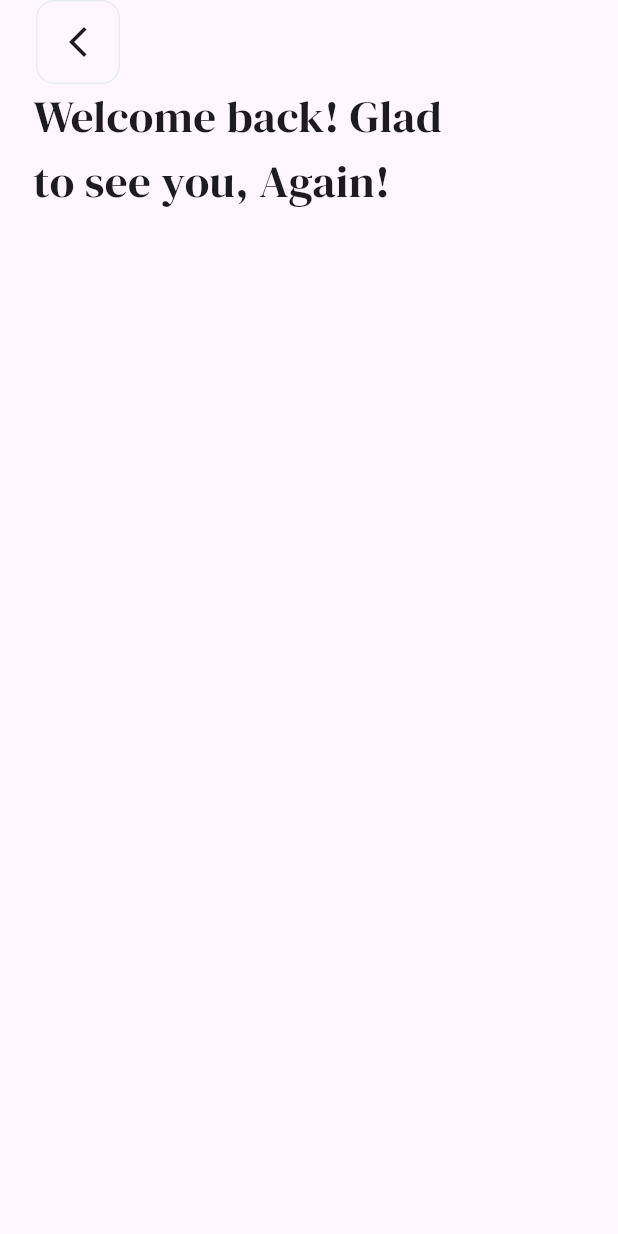
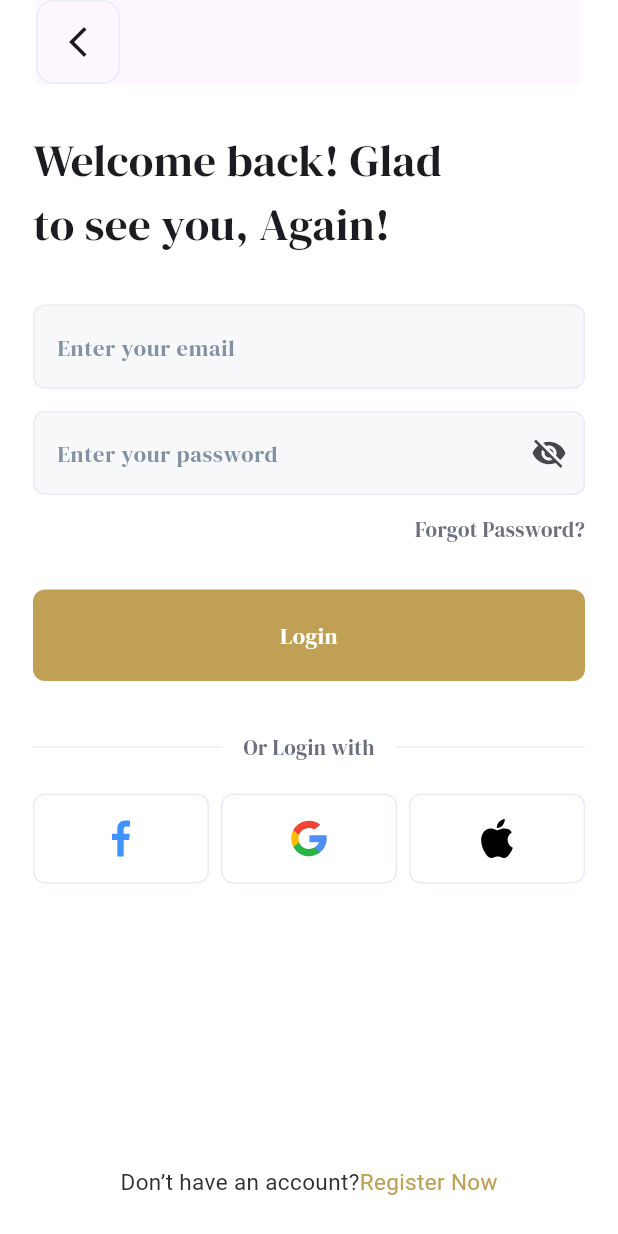
Before and after one commit to AmrReda92/bookia_app, a Flutter app: the screen it shows after launch, after a tap on "Login", on a phone screen of 412 x 824 dp. Run offline on Flutter 3.47's test engine with Material 3 defaults, Android fonts, the phone set to English and light mode, and no system bars; our stand-ins replace flutter_svg.

Commit message:
finish ui login screen

```diff
--- a/lib/bookia.dart
+++ b/lib/bookia.dart
@@ -8,6 +8,10 @@ class Bookia extends StatelessWidget {
   Widget build(BuildContext context) {
     return MaterialApp(
      debugShowCheckedModeBanner: false,
+      theme: ThemeData(
+        fontFamily: "DMSerifDisplay",
+        scaffoldBackgroundColor: Colors.white
+      ),
       home: WelcomeScreen(),
     );
   }
--- a/lib/core/theme/app_color.dart
+++ b/lib/core/theme/app_color.dart
@@ -4,4 +4,7 @@ class AppColor {
   static const Color darkBlack = Color(0xff2F2F2F);
   static const Color primary = Color(0xffBFA054);
   static const Color borderColor = Color(0xffE8ECF4);
+  static const Color hintTextColor = Color(0xff8391A1);
+  static const Color backgroundTextFormColor = Color(0xffF7F8F9);
+  static const Color darkgrey = Color(0xff6A707C);
 }
--- a/lib/core/widget/custom_button.dart
+++ b/lib/core/widget/custom_button.dart
@@ -22,7 +22,6 @@ class CustomButton extends StatelessWidget {
         ),child: Text(textAlign: TextAlign.center,title,style: TextStyle(
         color: backgroundColor==null?  Colors.white : AppColor.darkBlack  ,
         fontSize: 15,
-        fontFamily: "DMSerifDisplay"
       ),),
       ),
     );
--- /dev/null
+++ b/lib/core/widget/custom_text_form_field.dart
@@ -0,0 +1,46 @@
+import 'package:bookia_application/core/theme/app_color.dart';
+import 'package:flutter/material.dart';
+
+class CustomTextFormField extends StatefulWidget {
+  final String hintText;
+  final bool isPassword;
+  const CustomTextFormField({super.key, required this.hintText,
+    this.isPassword=false});
+
+  @override
+  State<CustomTextFormField> createState() => _CustomTextFormFieldState();
+}
+
+class _CustomTextFormFieldState extends State<CustomTextFormField> {
+  bool obsecureText = true;
+  @override
+  Widget build(BuildContext context) {
+    return TextFormField(
+      obscureText: widget.isPassword && obsecureText,
+      decoration: InputDecoration(
+        suffixIcon: widget.isPassword? InkWell(onTap: (){
+          setState(() {
+            obsecureText=!obsecureText;
+          });
+        },
+            child: Icon(obsecureText?Icons.visibility_off : Icons.visibility)) : null,
+        fillColor: AppColor.backgroundTextFormColor,
+        filled: true,
+        hintText: widget.hintText,
+        hintStyle: TextStyle(
+          fontSize: 15,
+          color: AppColor.hintTextColor
+        ),
+        enabledBorder: OutlineInputBorder(
+          borderSide: BorderSide(color: AppColor.borderColor),
+         borderRadius: BorderRadius.circular(8),
+        ) ,
+        focusedBorder: OutlineInputBorder(
+          borderSide: BorderSide(color: AppColor.primary),
+          borderRadius: BorderRadius.circular(8),
+        )
+      ),
+
+    );
+  }
+}
--- a/lib/feature/auth/presentation/ui/login/login_screen.dart
+++ b/lib/feature/auth/presentation/ui/login/login_screen.dart
@@ -1,4 +1,8 @@
+import 'package:bookia_application/core/theme/app_color.dart';
 import 'package:bookia_application/core/widget/custom_app_bar.dart';
+import 'package:bookia_application/core/widget/custom_button.dart';
+import 'package:bookia_application/core/widget/custom_text_form_field.dart';
+import 'package:bookia_application/feature/auth/presentation/ui/login/widget/custom_svg_icon.dart';
 import 'package:flutter/material.dart';
 
 class LoginScreen extends StatelessWidget  {
@@ -11,13 +15,77 @@ class LoginScreen extends StatelessWidget  {
       body: Padding(
         padding: const EdgeInsets.symmetric(horizontal: 22),
         child: Column(
+          crossAxisAlignment: CrossAxisAlignment.start,
           children: [
+            SizedBox(height: 29,),
             Text("Welcome back! Glad\nto see you, Again!",style: TextStyle(
               fontFamily: "DMSerifDisplay",
               fontSize: 30,
             ),
             ),
             SizedBox(height: 32,),
+            CustomTextFormField(hintText: "Enter your email",),
+            SizedBox(height: 15,),
+            CustomTextFormField(hintText: "Enter your password",isPassword: true,),
+            SizedBox(height: 13,),
+            Align(
+              alignment: Alignment.centerRight,
+              child: Text("Forgot Password?",style: TextStyle(
+                fontSize: 14,
+                color: AppColor.darkgrey
+              ),),
+            ),
+            SizedBox(height: 30,),
+            CustomButton(title: "Login"),
+            SizedBox(height: 34,),
+            Row(
+              children: [
+                Expanded(
+                  child: Divider(
+                    endIndent: 14,
+                    color: AppColor.borderColor,
+                  ),
+                ),
+                Text("Or Login with",style: TextStyle(
+                  color: AppColor.darkgrey
+                ),),
+                Expanded(
+                  child: Divider(
+                    indent: 14,
+                    color: AppColor.borderColor,
+                  ),
+                )
+              ],
+            ),
+            SizedBox(height: 21,),
+            Row(
+
+              children: [
+                CustomSvgIcon(svgIcon: "assets/icons/facebook_ic.svg"),
+                SizedBox(width: 8,),
+                CustomSvgIcon(svgIcon: "assets/icons/google_ic.svg"),
+                SizedBox(width: 8,),
+                CustomSvgIcon(svgIcon: "assets/icons/cib_apple.svg"),
+              ],
+            ),
+            Spacer(),
+            Center(
+              child: Text.rich(
+                  TextSpan(
+                children: [
+                  TextSpan(text: "Don’t have an account?",style: TextStyle(
+                    fontSize: 15,
+                    color: AppColor.darkBlack
+                  )),
+                  TextSpan(text: "Register Now",style: TextStyle(
+                    fontSize: 15,
+                    color: AppColor.primary
+                  )),
+                ]
+              )
+              ),
+            ),
+            SizedBox(height: 26,)
           ],
         ),
       ),
--- /dev/null
+++ b/lib/feature/auth/presentation/ui/login/widget/custom_svg_icon.dart
@@ -0,0 +1,22 @@
+import 'package:bookia_application/core/theme/app_color.dart';
+import 'package:flutter/material.dart';
+import 'package:flutter_svg/flutter_svg.dart';
+
+class CustomSvgIcon extends StatelessWidget {
+  final String svgIcon ;
+  const CustomSvgIcon({super.key, required this.svgIcon});
+
+  @override
+  Widget build(BuildContext context) {
+    return Expanded(
+      child: Container(
+        padding: EdgeInsets.symmetric(vertical: 16),
+        decoration: BoxDecoration(
+          border: Border.all(color: AppColor.borderColor) ,
+          borderRadius: BorderRadius.circular(8),
+          color: Colors.white,
+        ),child: SvgPicture.asset(svgIcon) ,
+      ),
+    );
+  }
+}
--- a/pubspec.yaml
+++ b/pubspec.yaml
@@ -36,6 +36,7 @@ dependencies:
   # Use with the CupertinoIcons class for iOS style icons.
   cupertino_icons: ^1.0.8
   flutter_native_splash: ^2.4.4
+  flutter_svg: ^2.1.0
 
 dev_dependencies:
   flutter_test:
@@ -62,6 +63,7 @@ flutter:
   # To add assets to your application, add an assets section, like this:
   assets:
     - assets/images/
+    - assets/icons/
 
 
   # An image asset can refer to one or more resolution-specific "variants", see
```
Also changed, not shown: assets/icons/cib_apple.svg (added), assets/icons/facebook_ic.svg (added), assets/icons/google_ic.svg (added), pubspec.lock.
